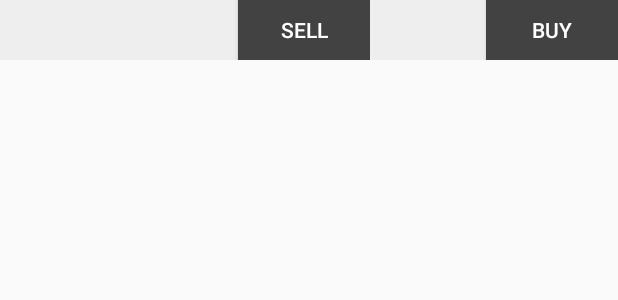
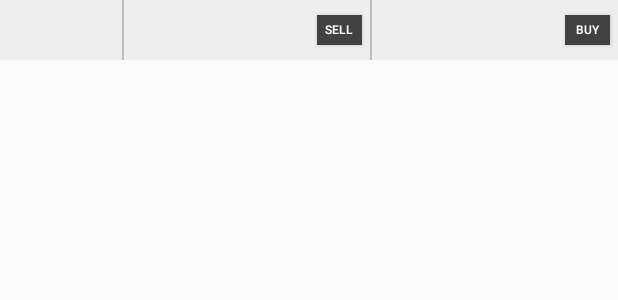
Before and after one commit to mitevyav/QuotesApp, an Android app: the layout quotes_list_item.xml on its own in the app's theme, with its tools: preview values and no code run, on a phone screen of 412 x 824 dp. Shown: the top 300 px of the screen. Run offline under Robolectric (Android 15) with nearby library versions, the phone set to English and light mode, and no system bars.

Commit message:
Fix the list item layout.

```diff
--- a/app/src/main/res/layout/quotes_list_item.xml
+++ b/app/src/main/res/layout/quotes_list_item.xml
@@ -9,8 +9,16 @@
         android:id="@+id/display_name"
         android:layout_width="0dp"
         android:layout_height="match_parent"
+        android:paddingLeft="@dimen/bid_ask_left_padding"
+        android:gravity="center_vertical"
+        android:textSize="@dimen/quotes_name_text_size"
         android:layout_weight="2"
         android:textColor="@color/display_name_text_color"/>
+
+    <View
+        android:background="@color/delimiter"
+        android:layout_width="@dimen/delimiter_width"
+        android:layout_height="match_parent"/>
 
     <LinearLayout
         android:layout_width="0dp"
@@ -21,6 +29,9 @@
         <TextView
             android:id="@+id/bid"
             android:layout_width="0dp"
+            android:paddingLeft="@dimen/bid_ask_left_padding"
+            android:textSize="@dimen/bid_ask_text_size"
+            android:gravity="center_vertical"
             android:layout_height="match_parent"
             android:layout_weight="1"/>
 
@@ -32,13 +43,23 @@
 
         <Button
             android:id="@+id/sell_button"
-            android:layout_width="wrap_content"
-            android:layout_height="match_parent"
+            android:layout_width="@dimen/button_width"
+            android:layout_marginTop="@dimen/ask_bid_button_top_bottom_margin"
+            android:layout_marginBottom="@dimen/ask_bid_button_top_bottom_margin"
+            android:layout_marginRight="@dimen/ask_bid_button_right_margin"
+            android:layout_height="wrap_content"
+            android:layout_gravity="center_vertical"
+            android:textSize="@dimen/ask_bid_button_text_size"
             android:background="@color/buy_sell_background_color"
             android:text="@string/sell_label"
             android:textColor="@color/buttons_text_color"/>
 
     </LinearLayout>
+
+    <View
+        android:background="@color/delimiter"
+        android:layout_width="@dimen/delimiter_width"
+        android:layout_height="match_parent"/>
 
     <LinearLayout
         android:layout_width="0dp"
@@ -49,6 +70,9 @@
         <TextView
             android:id="@+id/ask"
             android:layout_width="0dp"
+            android:paddingLeft="@dimen/bid_ask_left_padding"
+            android:textSize="@dimen/bid_ask_text_size"
+            android:gravity="center_vertical"
             android:layout_height="match_parent"
             android:layout_weight="1"/>
 
@@ -60,8 +84,13 @@
 
         <Button
             android:id="@+id/buy_button"
-            android:layout_width="wrap_content"
-            android:layout_height="match_parent"
+            android:layout_width="@dimen/button_width"
+            android:layout_marginTop="@dimen/ask_bid_button_top_bottom_margin"
+            android:layout_marginBottom="@dimen/ask_bid_button_top_bottom_margin"
+            android:layout_marginRight="@dimen/ask_bid_button_right_margin"
+            android:layout_height="wrap_content"
+            android:layout_gravity="center_vertical"
+            android:textSize="@dimen/ask_bid_button_text_size"
             android:background="@color/buy_sell_background_color"
             android:text="@string/buy_label"
             android:textColor="@color/buttons_text_color"/>
--- a/app/src/main/res/values/colors.xml
+++ b/app/src/main/res/values/colors.xml
@@ -13,4 +13,5 @@
     <color name="buy_sell_background_color">#424242</color>
 
     <color name="display_name_text_color">#000000</color>
+    <color name="delimiter">#c1bbbb</color>
 </resources>
--- a/app/src/main/res/values/dimens.xml
+++ b/app/src/main/res/values/dimens.xml
@@ -2,4 +2,12 @@
 <resources>
     <dimen name="list_item_height_portrait">40dp</dimen>
     <dimen name="list_item_height_land">120dp</dimen>
+    <dimen name="bid_ask_left_padding">2dp</dimen>
+    <dimen name="bid_ask_text_size">12sp</dimen>
+    <dimen name="delimiter_width">1dp</dimen>
+    <dimen name="button_width">30dp</dimen>
+    <dimen name="ask_bid_button_top_bottom_margin">10dp</dimen>
+    <dimen name="ask_bid_button_right_margin">5dp</dimen>
+    <dimen name="ask_bid_button_text_size">8sp</dimen>
+    <dimen name="quotes_name_text_size">14sp</dimen>
 </resources>
```
